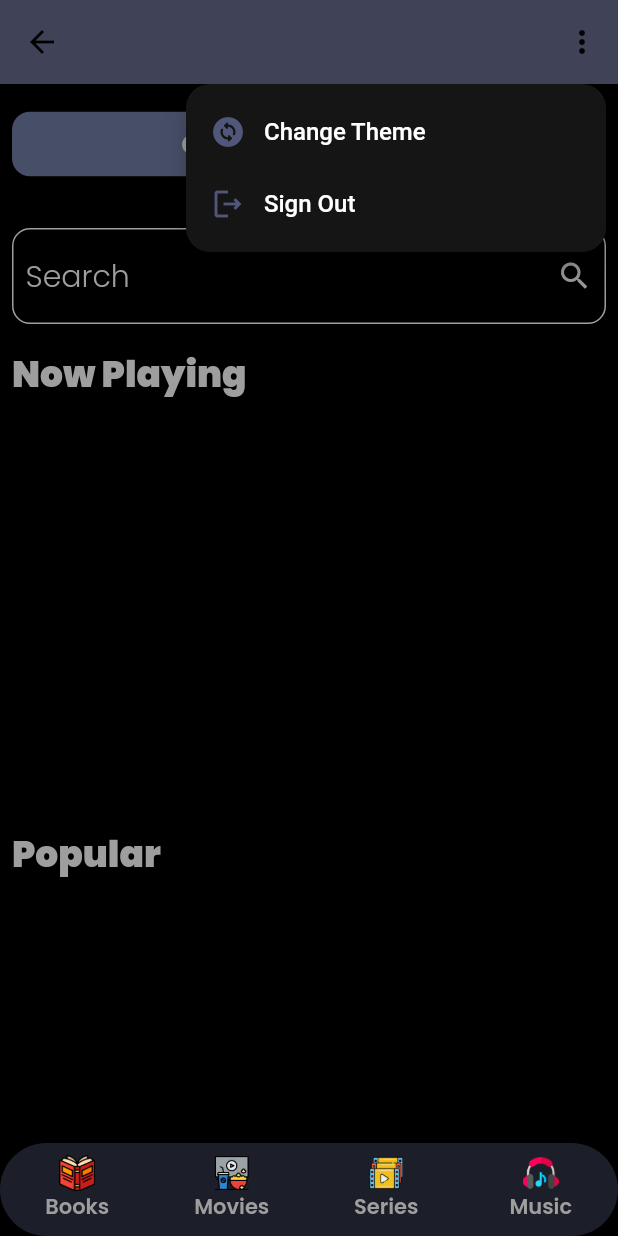
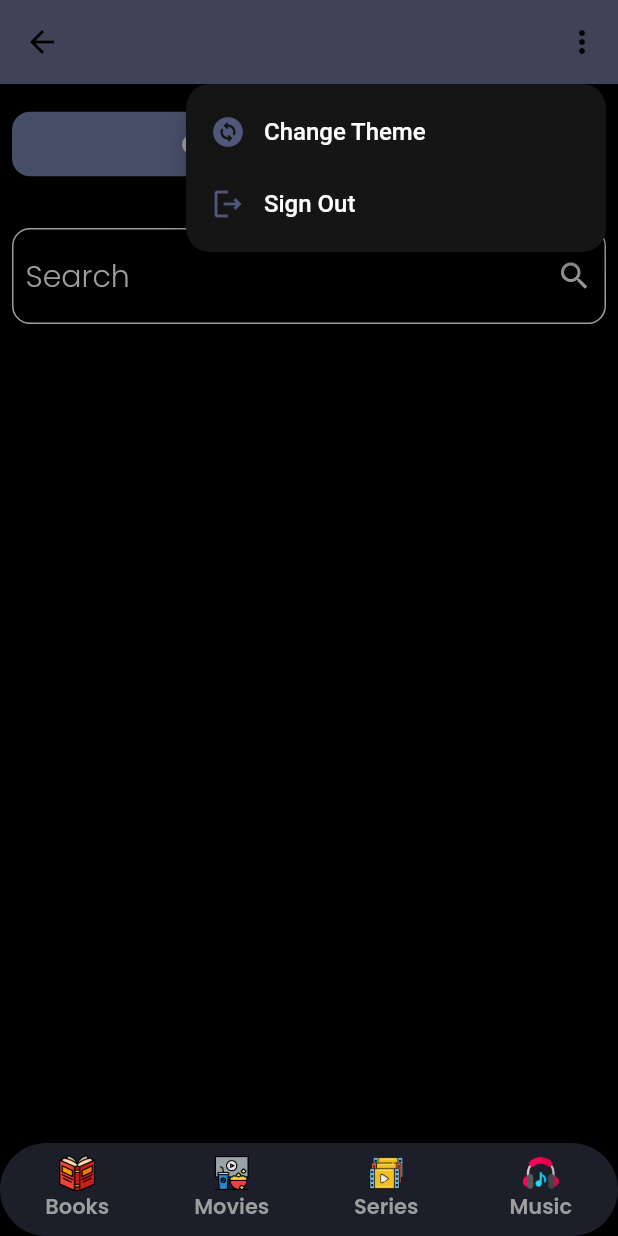
Before and after one commit to anuvab-b/my_collection, a Flutter app: the HomeScreen screen opened by its route, item 2 of the bottom bar chosen, after a tap on the "more vert" icon, on a phone screen of 412 x 824 dp. Run offline on Flutter 3.47's test engine with Material 2 defaults, Android fonts, the phone set to English and light mode, and no system bars; our stand-ins replace cached_network_image, cloud_firestore, connectivity_plus, dartz, dio, firebase_auth and 7 more; accounts and stored records are empty.

Commit message:
Home Screens UI changes

```diff
--- a/lib/view/books/books_home_screen.dart
+++ b/lib/view/books/books_home_screen.dart
@@ -2,15 +2,15 @@ import 'package:cached_network_image/cached_network_image.dart';
 import 'package:flutter/material.dart';
 import 'package:my_collection/models/books/google_books_api_response_model.dart';
 import 'package:my_collection/utils/data_utils.dart';
+import 'package:my_collection/utils/dimens.dart';
 import 'package:my_collection/utils/routes/route_names.dart';
 import 'package:my_collection/view/books/book_search_delegate.dart';
 import 'package:my_collection/view/widgets/common_network_image.dart';
-import 'package:my_collection/view/widgets/placeholders/placeholder.dart';
 import 'package:my_collection/view/widgets/search_widget_container.dart';
+import 'package:my_collection/view/widgets/shimmer_layout.dart';
 import 'package:my_collection/viewmodel/books_provider.dart';
 import 'package:my_collection/viewmodel/reading_list_provider.dart';
 import 'package:provider/provider.dart';
-import 'package:shimmer/shimmer.dart';
 
 class BooksHomeScreen extends StatelessWidget {
   const BooksHomeScreen({Key? key}) : super(key: key);
@@ -91,26 +91,49 @@ class BooksHomeScreen extends StatelessWidget {
                         );
                       }),
                   const SizedBox(height: 16.0),
-                  HorizontalBookPosterListViewSection(
+                  provider.isSelfImpLoading
+                      ? ShimmerLayout(
+                          layoutHeight: SeriesDimens.listItemHeight,
+                          itemHeight: SeriesDimens.listItemHeight,
+                          itemWidth: SeriesDimens.listItemWidth)
+                      : HorizontalBookPosterListViewSection(
                           bookList: provider.booksOnSelfImprovement,
-                      sectionHeader: DataUtils.getBookCategoryStringFromEnum(
-                          BookCategories.selfImprovement),
-                      isSectionLoading: provider.isSelfImpLoading),
-                  HorizontalBookPosterListViewSection(
+                          sectionHeader:
+                              DataUtils.getBookCategoryStringFromEnum(
+                                  BookCategories.selfImprovement)),
+                  const SizedBox(height: 16.0),
+                  provider.isFinanceLoading
+                      ? ShimmerLayout(
+                          layoutHeight: SeriesDimens.listItemHeight,
+                          itemHeight: SeriesDimens.listItemHeight,
+                          itemWidth: SeriesDimens.listItemWidth)
+                      : HorizontalBookPosterListViewSection(
                           bookList: provider.booksOnFinance,
-                      sectionHeader: DataUtils.getBookCategoryStringFromEnum(
-                          BookCategories.finance),
-                      isSectionLoading: provider.isFinanceLoading),
-                  HorizontalBookPosterListViewSection(
+                          sectionHeader:
+                              DataUtils.getBookCategoryStringFromEnum(
+                                  BookCategories.finance)),
+                  const SizedBox(height: 16.0),
+                  provider.isPsychologyLoading
+                      ? ShimmerLayout(
+                          layoutHeight: SeriesDimens.listItemHeight,
+                          itemHeight: SeriesDimens.listItemHeight,
+                          itemWidth: SeriesDimens.listItemWidth)
+                      : HorizontalBookPosterListViewSection(
                           bookList: provider.booksOnPsychology,
-                      sectionHeader: DataUtils.getBookCategoryStringFromEnum(
-                          BookCategories.psychology),
-                      isSectionLoading: provider.isPsychologyLoading),
-                  HorizontalBookPosterListViewSection(
+                          sectionHeader:
+                              DataUtils.getBookCategoryStringFromEnum(
+                                  BookCategories.psychology)),
+                  const SizedBox(height: 16.0),
+                  provider.isCrimeLoading
+                      ? ShimmerLayout(
+                          layoutHeight: SeriesDimens.listItemHeight,
+                          itemHeight: SeriesDimens.listItemHeight,
+                          itemWidth: SeriesDimens.listItemWidth)
+                      : HorizontalBookPosterListViewSection(
                           bookList: provider.booksOnCrime,
-                      sectionHeader: DataUtils.getBookCategoryStringFromEnum(
-                          BookCategories.crime),
-                      isSectionLoading: provider.isCrimeLoading)
+                          sectionHeader:
+                              DataUtils.getBookCategoryStringFromEnum(
+                                  BookCategories.crime))
                 ],
               )));
     });
@@ -120,21 +143,18 @@ class BooksHomeScreen extends StatelessWidget {
 class HorizontalBookPosterListViewSection extends StatelessWidget {
   final List<BookListItem> bookList;
   final String? sectionHeader;
-  final bool isSectionLoading;
 
   const HorizontalBookPosterListViewSection(
-      {Key? key,
-      required this.bookList,
-      this.sectionHeader,
-      this.isSectionLoading = false})
+      {Key? key, required this.bookList, this.sectionHeader})
       : super(key: key);
 
   @override
   Widget build(BuildContext context) {
-    return Column(
+    return bookList.isEmpty
+        ? const SizedBox()
+        : Column(
             crossAxisAlignment: CrossAxisAlignment.start,
             children: [
-        if (!isSectionLoading)
               Text(
                 sectionHeader ?? "",
                 style: TextStyle(
@@ -143,32 +163,34 @@ class HorizontalBookPosterListViewSection extends StatelessWidget {
                     fontWeight: FontWeight.w900,
                     fontFamily: "Poppins"),
               ),
-        if (!isSectionLoading) const SizedBox(height: 8.0),
+              const SizedBox(height: 8.0),
               SizedBox(
                   height: 260,
-            child: (!isSectionLoading)
-                ? ListView.builder(
+                  child: ListView.builder(
                       scrollDirection: Axis.horizontal,
                       physics: const BouncingScrollPhysics(),
                       itemCount: bookList.length,
                       itemBuilder: (ctx, index) {
                         BookListItem book = bookList[index];
                         return InkWell(
-                        onTap: (){
-                          BooksProvider provider = Provider.of<BooksProvider>(context, listen: false);
+                          onTap: () {
+                            BooksProvider provider = Provider.of<BooksProvider>(
+                                context,
+                                listen: false);
                             provider.setSelectedBookListItem(book);
                             Navigator.pushNamed(
                                 context, RouteNames.bookDetailsScreen);
                           },
                           child: Container(
-                          margin: const EdgeInsets.fromLTRB(12.0, 4.0, 0.0, 4.0),
-                          width: 150,
+                            margin:
+                                const EdgeInsets.fromLTRB(12.0, 4.0, 0.0, 4.0),
+                            width: BookDimens.listItemWidth,
                             child: Column(
                               crossAxisAlignment: CrossAxisAlignment.start,
                               children: [
                                 SizedBox(
-                                  width: 150,
-                                  height: 200,
+                                    width: BookDimens.listItemWidth,
+                                    height: BookDimens.listItemHeight,
                                     child: ClipRRect(
                                       borderRadius: BorderRadius.circular(8),
                                       child: CachedNetworkImage(
@@ -179,8 +201,8 @@ class HorizontalBookPosterListViewSection extends StatelessWidget {
                                         progressIndicatorBuilder:
                                             (context, url, progress) => Center(
                                           child: CircularProgressIndicator(
-                                          color:
-                                              Theme.of(context).primaryColorLight,
+                                            color: Theme.of(context)
+                                                .primaryColorLight,
                                             value: progress.progress,
                                           ),
                                         ),
@@ -194,13 +216,15 @@ class HorizontalBookPosterListViewSection extends StatelessWidget {
                                   maxLines: 1,
                                   style: TextStyle(
                                       overflow: TextOverflow.ellipsis,
-                                    color: Theme.of(context).primaryColorLight,
+                                      color:
+                                          Theme.of(context).primaryColorLight,
                                       fontSize: 12.0,
                                       fontWeight: FontWeight.w300,
                                       fontFamily: "Poppins"),
                                 ),
                                 Row(
-                                mainAxisAlignment: MainAxisAlignment.spaceBetween,
+                                  mainAxisAlignment:
+                                      MainAxisAlignment.spaceBetween,
                                   children: [
                                     Flexible(
                                       child: Text(
@@ -208,8 +232,8 @@ class HorizontalBookPosterListViewSection extends StatelessWidget {
                                         maxLines: 1,
                                         style: TextStyle(
                                             overflow: TextOverflow.ellipsis,
-                                          color:
-                                              Theme.of(context).primaryColorLight,
+                                            color: Theme.of(context)
+                                                .primaryColorLight,
                                             fontSize: 12.0,
                                             fontWeight: FontWeight.w600,
                                             fontFamily: "Poppins"),
@@ -220,7 +244,8 @@ class HorizontalBookPosterListViewSection extends StatelessWidget {
                                       Container(
                                         padding: const EdgeInsets.all(2.0),
                                         decoration: BoxDecoration(
-                                        borderRadius: BorderRadius.circular(4.0),
+                                          borderRadius:
+                                              BorderRadius.circular(4.0),
                                           color: Theme.of(context).primaryColor,
                                         ),
                                         child: Text(
@@ -253,25 +278,6 @@ class HorizontalBookPosterListViewSection extends StatelessWidget {
                             ),
                           ),
                         );
-                    })
-                : ListView.builder(
-                    scrollDirection: Axis.horizontal,
-                    physics: const BouncingScrollPhysics(),
-                    itemCount: 5,
-                    itemBuilder: (ctx, index) {
-                      return SizedBox(
-                        child: Shimmer.fromColors(
-                            direction: ShimmerDirection.ltr,
-                            baseColor: Colors.grey.shade900,
-                            highlightColor: Colors.grey.shade800,
-                            period: const Duration(milliseconds: 900),
-                            enabled: true,
-                            child: const BannerPlaceholder(
-                              borderRadius: 8.0,
-                              width: 150,
-                              height: 200,
-                            )),
-                      );
                       })),
             ],
           );
--- a/lib/view/movies/movies_home_screen.dart
+++ b/lib/view/movies/movies_home_screen.dart
@@ -180,8 +180,9 @@ class HorizontalMoviePosterListViewSection extends StatelessWidget {
 
   @override
   Widget build(BuildContext context) {
-    return Container(
-      child: Column(
+    return movieList.isEmpty
+        ? const SizedBox()
+        : Column(
             crossAxisAlignment: CrossAxisAlignment.start,
             children: [
               Text(
@@ -203,8 +204,9 @@ class HorizontalMoviePosterListViewSection extends StatelessWidget {
                       MovieListModel movie = movieList[index];
                       return InkWell(
                         onTap: () {
-                      MovieProvider provider =
-                          Provider.of<MovieProvider>(context, listen: false);
+                          MovieProvider provider = Provider.of<MovieProvider>(
+                              context,
+                              listen: false);
                           provider.setSelectedMovieListItem(movie);
                           provider.fetchMovieCredits();
                           provider.fetchMovieDetails();
@@ -212,7 +214,8 @@ class HorizontalMoviePosterListViewSection extends StatelessWidget {
                               context, RouteNames.movieDetailsScreen);
                         },
                         child: Container(
-                      margin: const EdgeInsets.fromLTRB(12.0, 4.0, 0.0, 4.0),
+                          margin:
+                              const EdgeInsets.fromLTRB(12.0, 4.0, 0.0, 4.0),
                           width: 180,
                           child: Column(
                             crossAxisAlignment: CrossAxisAlignment.start,
@@ -246,7 +249,8 @@ class HorizontalMoviePosterListViewSection extends StatelessWidget {
                                     fontFamily: "Poppins"),
                               ),
                               Row(
-                            mainAxisAlignment: MainAxisAlignment.spaceBetween,
+                                mainAxisAlignment:
+                                    MainAxisAlignment.spaceBetween,
                                 children: [
                                   Row(
                                     crossAxisAlignment: CrossAxisAlignment.end,
@@ -255,12 +259,13 @@ class HorizontalMoviePosterListViewSection extends StatelessWidget {
                                           color: Colors.amber),
                                       const SizedBox(width: 2.0),
                                       Text(
-                                    movie.voteAverage?.toStringAsFixed(1) ?? "",
+                                        movie.voteAverage?.toStringAsFixed(1) ??
+                                            "",
                                         maxLines: 1,
                                         style: TextStyle(
                                             overflow: TextOverflow.ellipsis,
-                                        color:
-                                            Theme.of(context).primaryColorLight,
+                                            color: Theme.of(context)
+                                                .primaryColorLight,
                                             fontSize: 14.0,
                                             fontWeight: FontWeight.w600,
                                             fontFamily: "Poppins"),
@@ -278,8 +283,8 @@ class HorizontalMoviePosterListViewSection extends StatelessWidget {
                                       maxLines: 1,
                                       style: TextStyle(
                                           overflow: TextOverflow.ellipsis,
-                                      color:
-                                          Theme.of(context).primaryColorLight,
+                                          color: Theme.of(context)
+                                              .primaryColorLight,
                                           fontSize: 12.0,
                                           fontWeight: FontWeight.w600,
                                           fontFamily: "Poppins"),
@@ -306,7 +311,6 @@ class HorizontalMoviePosterListViewSection extends StatelessWidget {
                     }),
               ),
             ],
-      ),
           );
   }
 }
--- a/lib/view/series/series_home_screen.dart
+++ b/lib/view/series/series_home_screen.dart
@@ -267,7 +267,9 @@ class HorizontalSeriesPosterListViewSection extends StatelessWidget {
 
   @override
   Widget build(BuildContext context) {
-    return Column(
+    return seriesList.isEmpty
+        ? const SizedBox()
+        : Column(
       crossAxisAlignment: CrossAxisAlignment.start,
       children: [
         Text(
```
Lines whose indentation alone changed are shown as unchanged.
